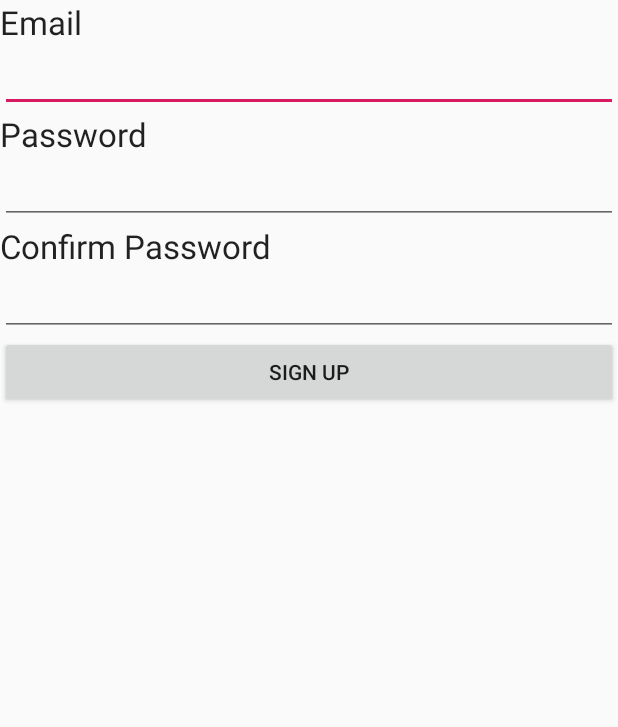
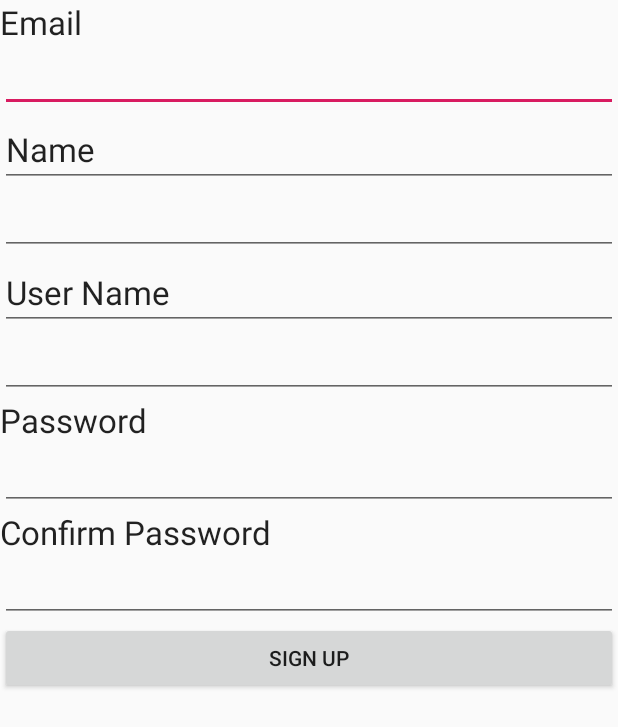
Before and after one commit to matteovazquez/NewestFitFriend, an Android app: the SignUp screen opened directly, with no data from a screen before it, on a phone screen of 412 x 824 dp. Shown: the top 727 px of the screen. Run offline under Robolectric (Android 15) with nearby library versions, the phone set to English and light mode, and no system bars.

Commit message:
Updating files

```diff
--- a/app/src/main/java/com/example/fitfriend/DatabaseHelper.java
+++ b/app/src/main/java/com/example/fitfriend/DatabaseHelper.java
@@ -13,13 +13,16 @@ public class DatabaseHelper extends SQLiteOpenHelper {
     private static final String TABLE_NAME = "contacts";
     private static final String COLUMN_ID = "id";
     private static final String COLUMN_EMAIL = "email";
-    private static final String COLUMN_PASSWORD = "password";
-
-    private static final String TABLE_CREATE = "create table " + TABLE_NAME +
-            "(id integer primary key not null, auto_increment, email text not null," +
-            "password text not null)";
+    private static final String COLUMN_PASS = "pass";
+    private static final String COLUMN_UNAME = "uname";
+    private static final String COLUMN_NAME = "name";
 
     SQLiteDatabase db;
+
+    private static final String TABLE_CREATE = "create table contacts" +
+            "(id integer primary key not null, auto_increment, name text not null, " +
+            "email text not null, pass text not null, uname text not null);";
+
 
     public DatabaseHelper(Context context) {
 
@@ -27,7 +30,7 @@ public class DatabaseHelper extends SQLiteOpenHelper {
     }
 
     @Override
-    public void onCreate(SQLiteDatabase sqLiteDatabase) {
+    public void onCreate(SQLiteDatabase db) {
 
         db.execSQL(TABLE_CREATE);
         this.db = db;
@@ -43,15 +46,20 @@ public class DatabaseHelper extends SQLiteOpenHelper {
 
         values.put(COLUMN_ID, count);
         values.put(COLUMN_EMAIL, c.getEmail());
-        values.put(COLUMN_PASSWORD, c.getPassword());
+        values.put(COLUMN_PASS, c.getPass());
+        values.put(COLUMN_NAME, c.getName());
+        values.put(COLUMN_UNAME, c.getUname());
 
+
+        //inserts above data into db
         db.insert(TABLE_NAME, null, values);
         db.close();
     }
 
-    public String searchpassword(String email){
+    public String searchPass(String email){
+        //reads database
         db = this.getReadableDatabase();
-        String query = "select email, password from " + TABLE_NAME;
+        String query = "select email, pass from " + TABLE_NAME;
         Cursor cursor = db.rawQuery(query, null);
 
         String a, b;
@@ -59,6 +67,7 @@ public class DatabaseHelper extends SQLiteOpenHelper {
         if(cursor.moveToFirst()){
 
             do{
+                //0 to read the email and 1 to read the pass
                 a = cursor.getString(0);
                 b = cursor.getString(1);
 
--- a/app/src/main/java/com/example/fitfriend/main_menu.java
+++ b/app/src/main/java/com/example/fitfriend/main_menu.java
@@ -9,6 +9,6 @@ public class main_menu extends Activity {
     protected void onCreate(Bundle savedInstanceState) {
         super.onCreate(savedInstanceState);
         setContentView(R.layout.main_menu);
-        String email = getIntent().getStringExtra("email");
+        String uname = getIntent().getStringExtra("uname");
     }
 }
--- a/app/src/main/res/layout/signup.xml
+++ b/app/src/main/res/layout/signup.xml
@@ -18,6 +18,38 @@
         android:ems="10"
         android:inputType="textPersonName" />
 
+    <EditText
+        android:id="@+id/editText2"
+        android:layout_width="match_parent"
+        android:layout_height="wrap_content"
+        android:ems="10"
+        android:inputType="textPersonName"
+        android:text="Name"
+        android:textAppearance="@style/TextAppearance.AppCompat.Large" />
+
+    <EditText
+        android:id="@+id/TFname"
+        android:layout_width="match_parent"
+        android:layout_height="wrap_content"
+        android:ems="10"
+        android:inputType="textPersonName" />
+
+    <EditText
+        android:id="@+id/editText"
+        android:layout_width="match_parent"
+        android:layout_height="wrap_content"
+        android:ems="10"
+        android:inputType="textPersonName"
+        android:text="User Name"
+        android:textAppearance="@style/TextAppearance.AppCompat.Large" />
+
+    <EditText
+        android:id="@+id/TFuname"
+        android:layout_width="match_parent"
+        android:layout_height="wrap_content"
+        android:ems="10"
+        android:inputType="textPersonName" />
+
     <TextView
         android:id="@+id/Jepep"
         android:layout_width="match_parent"
@@ -26,7 +58,7 @@
         android:textAppearance="@style/TextAppearance.AppCompat.Large" />
 
     <EditText
-        android:id="@+id/TFpassword1"
+        android:id="@+id/TFpass1"
         android:layout_width="match_parent"
         android:layout_height="wrap_content"
         android:ems="10"
@@ -40,7 +72,7 @@
         android:textAppearance="@style/TextAppearance.AppCompat.Large" />
 
     <EditText
-        android:id="@+id/TFpassword2"
+        android:id="@+id/TFpass2"
         android:layout_width="match_parent"
         android:layout_height="wrap_content"
         android:ems="10"
@@ -50,5 +82,6 @@
         android:id="@+id/BsignupButton"
         android:layout_width="match_parent"
         android:layout_height="wrap_content"
+        android:onClick="onSignUpClick"
         android:text="Sign Up" />
 </LinearLayout>
```
Also changed, not shown: app/src/main/java/com/example/fitfriend/Contact.java (+19 -10 lines), app/src/main/java/com/example/fitfriend/MainActivity.java (+4 -4 lines), app/src/main/java/com/example/fitfriend/SignUp.java (+22 -11 lines).
